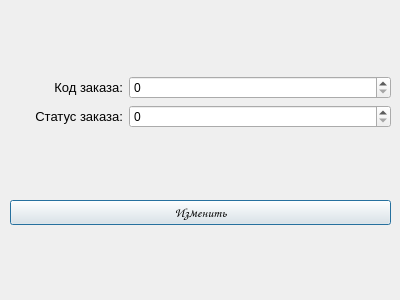
Before: the Qt Designer form forms/equipment.ui in AllaKzm/Praktic, drawn with Qt 5.
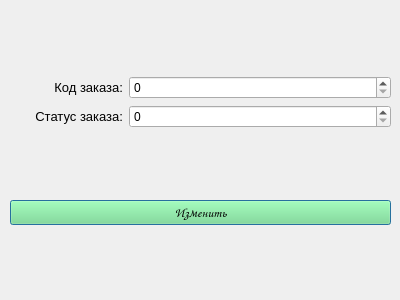
After: the same form once the commit is applied.

Diff of the .ui file:
```diff
--- a/forms/equipment.ui
+++ b/forms/equipment.ui
@@ -79,6 +79,43 @@
     </item>
     <item>
      <widget class="QPushButton" name="change_btn">
+      <property name="palette">
+       <palette>
+        <active>
+         <colorrole role="Button">
+          <brush brushstyle="SolidPattern">
+           <color alpha="255">
+            <red>118</red>
+            <green>227</green>
+            <blue>131</blue>
+           </color>
+          </brush>
+         </colorrole>
+        </active>
+        <inactive>
+         <colorrole role="Button">
+          <brush brushstyle="SolidPattern">
+           <color alpha="255">
+            <red>118</red>
+            <green>227</green>
+            <blue>131</blue>
+           </color>
+          </brush>
+         </colorrole>
+        </inactive>
+        <disabled>
+         <colorrole role="Button">
+          <brush brushstyle="SolidPattern">
+           <color alpha="255">
+            <red>118</red>
+            <green>227</green>
+            <blue>131</blue>
+           </color>
+          </brush>
+         </colorrole>
+        </disabled>
+       </palette>
+      </property>
       <property name="font">
        <font>
         <family>Comic Sans MS</family>
```
